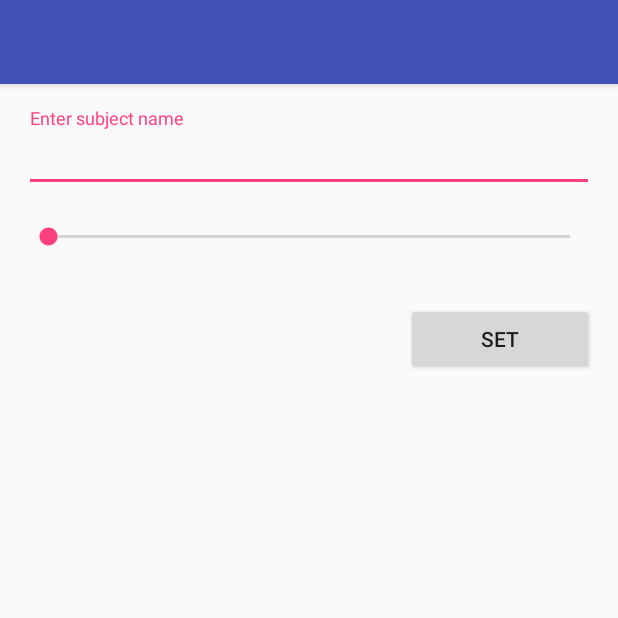
After one commit to VarunBarad/Attendance-Tracker, an Android app: the EditSubjectActivity screen opened directly, with no data from a screen before it, on a phone screen of 412 x 824 dp, the top half of it. The commit adds this screen. Run offline under Robolectric (Android 15) with nearby library versions, the phone set to English and light mode, and no system bars; our stand-ins replace data binding.

Commit message:
Add UI for edit-subject screen

```diff
--- a/app/src/main/AndroidManifest.xml
+++ b/app/src/main/AndroidManifest.xml
@@ -22,6 +22,8 @@
         </activity>
         <activity android:name=".subject.subjectdetails.SubjectDetailsActivity">
         </activity>
+        <activity android:name=".subject.editsubject.EditSubjectActivity">
+        </activity>
     </application>
 
 </manifest>
--- /dev/null
+++ b/app/src/main/java/com/varunbarad/attendancetracker/subject/editsubject/EditSubjectActivity.java
@@ -0,0 +1,15 @@
+package com.varunbarad.attendancetracker.subject.editsubject;
+
+import android.os.Bundle;
+import android.support.v7.app.AppCompatActivity;
+
+import com.varunbarad.attendancetracker.R;
+
+public class EditSubjectActivity extends AppCompatActivity {
+
+  @Override
+  protected void onCreate(Bundle savedInstanceState) {
+    super.onCreate(savedInstanceState);
+    setContentView(R.layout.activity_edit_subject);
+  }
+}
--- /dev/null
+++ b/app/src/main/res/layout/activity_edit_subject.xml
@@ -0,0 +1,79 @@
+<?xml version="1.0" encoding="utf-8"?>
+<layout
+    xmlns:android="http://schemas.android.com/apk/res/android"
+    xmlns:app="http://schemas.android.com/apk/res-auto"
+    xmlns:tools="http://schemas.android.com/tools"
+    tools:context=".subject.editsubject.EditSubjectActivity">
+
+    <android.support.design.widget.CoordinatorLayout
+        android:layout_width="match_parent"
+        android:layout_height="match_parent">
+
+        <android.support.design.widget.AppBarLayout
+            android:layout_width="match_parent"
+            android:layout_height="wrap_content"
+            android:theme="@style/AppTheme.NoActionBar.AppBarOverlay">
+
+            <android.support.v7.widget.Toolbar
+                android:id="@+id/toolbar"
+                android:layout_width="match_parent"
+                android:layout_height="?attr/actionBarSize"
+                android:background="?attr/colorPrimary"
+                app:popupTheme="@style/AppTheme.NoActionBar.PopupOverlay"/>
+        </android.support.design.widget.AppBarLayout>
+
+        <android.support.constraint.ConstraintLayout
+            android:layout_width="match_parent"
+            android:layout_height="match_parent"
+            android:layout_marginBottom="@dimen/margin_activityVertical"
+            android:layout_marginEnd="@dimen/margin_activityHorizontal"
+            android:layout_marginStart="@dimen/margin_activityHorizontal"
+            android:layout_marginTop="@dimen/margin_activityVertical"
+            app:layout_behavior="@string/appbar_scrolling_view_behavior">
+
+            <android.support.design.widget.TextInputLayout
+                android:id="@+id/textInputLayout_subjectName"
+                android:layout_width="0dp"
+                android:layout_height="wrap_content"
+                app:errorEnabled="true"
+                app:layout_constraintLeft_toLeftOf="parent"
+                app:layout_constraintRight_toRightOf="parent"
+                app:layout_constraintTop_toTopOf="parent">
+
+                <android.support.design.widget.TextInputEditText
+                    android:id="@+id/textInput_subjectName"
+                    android:layout_width="match_parent"
+                    android:layout_height="wrap_content"
+                    android:hint="@string/hint_subjectName"/>
+            </android.support.design.widget.TextInputLayout>
+
+            <android.support.v7.widget.AppCompatSeekBar
+                android:id="@+id/seekBar_threshold"
+                android:layout_width="0dp"
+                android:layout_height="wrap_content"
+                app:layout_constraintLeft_toLeftOf="parent"
+                app:layout_constraintRight_toRightOf="parent"
+                app:layout_constraintTop_toBottomOf="@+id/textInputLayout_subjectName"/>
+
+            <android.support.v7.widget.AppCompatTextView
+                android:id="@+id/textView_threshold"
+                android:layout_width="wrap_content"
+                android:layout_height="wrap_content"
+                android:textColor="@color/colorAccent"
+                app:layout_constraintLeft_toLeftOf="parent"
+                app:layout_constraintRight_toRightOf="parent"
+                app:layout_constraintTop_toBottomOf="@+id/seekBar_threshold"
+                tools:text="50%"/>
+
+            <android.support.v7.widget.AppCompatButton
+                android:id="@+id/button_setDetails"
+                android:layout_width="wrap_content"
+                android:layout_height="wrap_content"
+                android:layout_marginTop="16dp"
+                android:minWidth="125dp"
+                android:text="@string/label_set"
+                app:layout_constraintRight_toRightOf="parent"
+                app:layout_constraintTop_toBottomOf="@+id/textView_threshold"/>
+        </android.support.constraint.ConstraintLayout>
+    </android.support.design.widget.CoordinatorLayout>
+</layout>
--- a/app/src/main/res/values/strings.xml
+++ b/app/src/main/res/values/strings.xml
@@ -11,6 +11,7 @@
     <string name="label_add">Add</string>
     <string name="label_edit">Edit</string>
     <string name="label_archive">Archive</string>
+    <string name="label_set">Set</string>
 
     <string name="hint_subjectName">Enter subject name</string>
 
```
